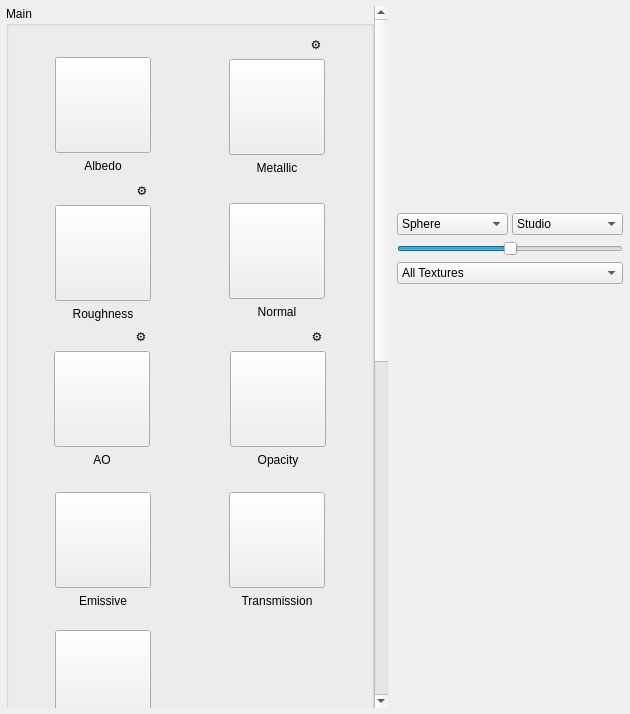
Old version of the form ui/TextureMappingPanel.ui in the repository 01Hub/ModelViewer.
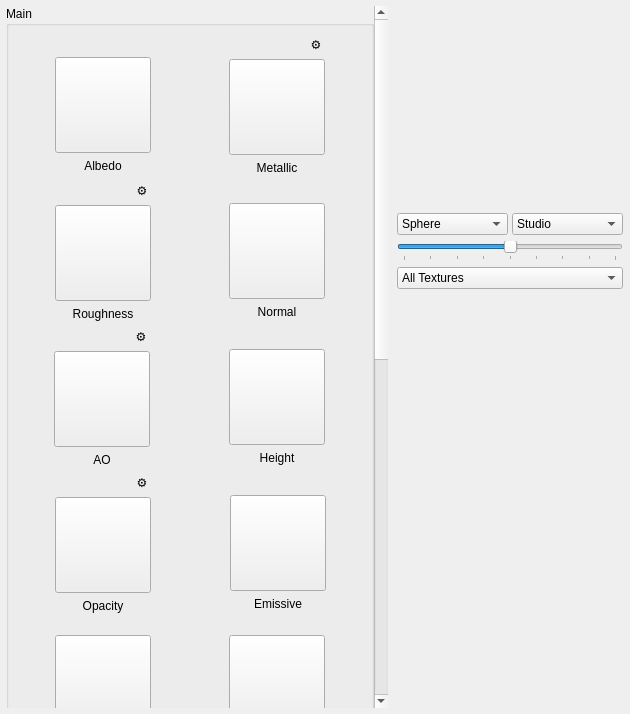
New version of the form. Custom widgets are drawn as their Qt base class.

Commit message: Added height map button

```diff
--- a/ui/TextureMappingPanel.ui
+++ b/ui/TextureMappingPanel.ui
@@ -52,7 +52,7 @@
         <x>0</x>
         <y>0</y>
         <width>396</width>
-        <height>1505</height>
+        <height>1512</height>
        </rect>
       </property>
       <layout class="QVBoxLayout" name="vboxLeft">
@@ -76,7 +76,7 @@
          <property name="title">
           <string>Main</string>
          </property>
-         <layout class="QGridLayout" name="gridLayout_10">
+         <layout class="QGridLayout" name="gridLayout_18">
           <item row="0" column="0">
            <layout class="QGridLayout" name="gridLayout">
             <item row="0" column="1">
@@ -644,6 +644,120 @@
            </layout>
           </item>
           <item row="2" column="1">
+           <layout class="QGridLayout" name="gridLayout_10">
+            <item row="0" column="0">
+             <spacer name="horizontalSpacer_28">
+              <property name="orientation">
+               <enum>Qt::Orientation::Horizontal</enum>
+              </property>
+              <property name="sizeHint" stdset="0">
+               <size>
+                <width>40</width>
+                <height>20</height>
+               </size>
+              </property>
+             </spacer>
+            </item>
+            <item row="0" column="1">
+             <layout class="QVBoxLayout" name="verticalLayout_4">
+              <item>
+               <layout class="QHBoxLayout" name="topHeight">
+                <property name="leftMargin">
+                 <number>0</number>
+                </property>
+                <property name="topMargin">
+                 <number>0</number>
+                </property>
+                <property name="rightMargin">
+                 <number>0</number>
+                </property>
+                <property name="bottomMargin">
+                 <number>0</number>
+                </property>
+                <item>
+                 <spacer name="spHeight">
+                  <property name="orientation">
+                   <enum>Qt::Orientation::Horizontal</enum>
+                  </property>
+                  <property name="sizeHint" stdset="0">
+                   <size>
+                    <width>10</width>
+                    <height>10</height>
+                   </size>
+                  </property>
+                 </spacer>
+                </item>
+                <item>
+                 <widget class="Line" name="line_6">
+                  <property name="enabled">
+                   <bool>false</bool>
+                  </property>
+                  <property name="lineWidth">
+                   <number>0</number>
+                  </property>
+                  <property name="orientation">
+                   <enum>Qt::Orientation::Vertical</enum>
+                  </property>
+                 </widget>
+                </item>
+               </layout>
+              </item>
+              <item>
+               <widget class="QPushButton" name="btnHeight">
+                <property name="minimumSize">
+                 <size>
+                  <width>96</width>
+                  <height>96</height>
+                 </size>
+                </property>
+                <property name="maximumSize">
+                 <size>
+                  <width>96</width>
+                  <height>96</height>
+                 </size>
+                </property>
+                <property name="toolTip">
+                 <string>Load/Replace Transmission</string>
+                </property>
+                <property name="text">
+                 <string/>
+                </property>
+                <property name="iconSize">
+                 <size>
+                  <width>90</width>
+                  <height>90</height>
+                 </size>
+                </property>
+               </widget>
+              </item>
+              <item>
+               <widget class="QLabel" name="lblHeight">
+                <property name="text">
+                 <string>Height</string>
+                </property>
+                <property name="alignment">
+                 <set>Qt::AlignmentFlag::AlignHCenter</set>
+                </property>
+               </widget>
+              </item>
+             </layout>
+            </item>
+            <item row="0" column="2">
+             <spacer name="horizontalSpacer_29">
+              <property name="orientation">
+               <enum>Qt::Orientation::Horizontal</enum>
+              </property>
+              <property name="sizeHint" stdset="0">
+               <size>
+                <width>40</width>
+                <height>20</height>
+               </size>
+              </property>
+             </spacer>
+            </item>
+           </layout>
+          </item>
+          <item row="3" column="0">
            <layout class="QGridLayout" name="gridLayout_7">
             <item row="0" column="1">
              <layout class="QHBoxLayout" name="topOpacity">
@@ -765,7 +879,7 @@
             </item>
            </layout>
           </item>
-          <item row="3" column="0">
+          <item row="3" column="1">
            <layout class="QGridLayout" name="gridLayout_3">
             <item row="0" column="0">
              <spacer name="horizontalSpacer_5">
@@ -879,120 +993,6 @@
             </item>
            </layout>
           </item>
-          <item row="3" column="1">
-           <layout class="QGridLayout" name="gridLayout_8">
-            <item row="0" column="0">
-             <spacer name="horizontalSpacer_15">
-              <property name="orientation">
-               <enum>Qt::Orientation::Horizontal</enum>
-              </property>
-              <property name="sizeHint" stdset="0">
-               <size>
-                <width>40</width>
-                <height>20</height>
-               </size>
-              </property>
-             </spacer>
-            </item>
-            <item row="0" column="1">
-             <layout class="QVBoxLayout" name="verticalLayout_3">
-              <item>
-               <layout class="QHBoxLayout" name="topTransmission">
-                <property name="leftMargin">
-                 <number>0</number>
-                </property>
-                <property name="topMargin">
-                 <number>0</number>
-                </property>
-                <property name="rightMargin">
-                 <number>0</number>
-                </property>
-                <property name="bottomMargin">
-                 <number>0</number>
-                </property>
-                <item>
-                 <spacer name="spTransmission">
-                  <property name="orientation">
-                   <enum>Qt::Orientation::Horizontal</enum>
-                  </property>
-                  <property name="sizeHint" stdset="0">
-                   <size>
-                    <width>10</width>
-                    <height>10</height>
-                   </size>
-                  </property>
-                 </spacer>
-                </item>
-                <item>
-                 <widget class="Line" name="line_2">
-                  <property name="enabled">
-                   <bool>false</bool>
-                  </property>
-                  <property name="lineWidth">
-                   <number>0</number>
-                  </property>
-                  <property name="orientation">
-                   <enum>Qt::Orientation::Vertical</enum>
-                  </property>
-                 </widget>
-                </item>
-               </layout>
-              </item>
-              <item>
-               <widget class="QPushButton" name="btnTransmission">
-                <property name="minimumSize">
-                 <size>
-                  <width>96</width>
-                  <height>96</height>
-                 </size>
-                </property>
-                <property name="maximumSize">
-                 <size>
-                  <width>96</width>
-                  <height>96</height>
-                 </size>
-                </property>
-                <property name="toolTip">
-                 <string>Load/Replace Transmission</string>
-                </property>
-                <property name="text">
-                 <string/>
-                </property>
-                <property name="iconSize">
-                 <size>
-                  <width>90</width>
-                  <height>90</height>
-                 </size>
-                </property>
-               </widget>
-              </item>
-              <item>
-               <widget class="QLabel" name="lblTransmission">
-                <property name="text">
-                 <string>Transmission</string>
-                </property>
-                <property name="alignment">
-                 <set>Qt::AlignmentFlag::AlignHCenter</set>
-                </property>
-               </widget>
-              </item>
-             </layout>
-            </item>
-            <item row="0" column="2">
-             <spacer name="horizontalSpacer_16">
-              <property name="orientation">
-               <enum>Qt::Orientation::Horizontal</enum>
-              </property>
-              <property name="sizeHint" stdset="0">
-               <size>
-                <width>40</width>
-                <height>20</height>
-               </size>
-              </property>
-             </spacer>
-            </item>
-           </layout>
-          </item>
           <item row="4" column="0">
            <layout class="QGridLayout" name="gridLayout_9">
             <item row="1" column="0">
@@ -1087,6 +1087,120 @@
             </item>
            </layout>
           </item>
+          <item row="4" column="1">
+           <layout class="QGridLayout" name="gridLayout_8">
+            <item row="0" column="0">
+             <spacer name="horizontalSpacer_15">
+              <property name="orientation">
+               <enum>Qt::Orientation::Horizontal</enum>
+              </property>
+              <property name="sizeHint" stdset="0">
+               <size>
+                <width>40</width>
+                <height>20</height>
+               </size>
+              </property>
+             </spacer>
+            </item>
+            <item row="0" column="1">
+             <layout class="QVBoxLayout" name="verticalLayout_3">
+              <item>
+               <layout class="QHBoxLayout" name="topTransmission">
+                <property name="leftMargin">
+                 <number>0</number>
+                </property>
+                <property name="topMargin">
+                 <number>0</number>
+                </property>
+                <property name="rightMargin">
+                 <number>0</number>
+                </property>
+                <property name="bottomMargin">
+                 <number>0</number>
+                </property>
+                <item>
+                 <spacer name="spTransmission">
+                  <property name="orientation">
+                   <enum>Qt::Orientation::Horizontal</enum>
+                  </property>
+                  <property name="sizeHint" stdset="0">
+                   <size>
+                    <width>10</width>
+                    <height>10</height>
+                   </size>
+                  </property>
+                 </spacer>
+                </item>
+                <item>
+                 <widget class="Line" name="line_2">
+                  <property name="enabled">
+                   <bool>false</bool>
+                  </property>
+                  <property name="lineWidth">
+                   <number>0</number>
+                  </property>
+                  <property name="orientation">
+                   <enum>Qt::Orientation::Vertical</enum>
+                  </property>
+                 </widget>
+                </item>
+               </layout>
+              </item>
+              <item>
+               <widget class="QPushButton" name="btnTransmission">
+                <property name="minimumSize">
+                 <size>
+                  <width>96</width>
+                  <height>96</height>
+                 </size>
+                </property>
+                <property name="maximumSize">
+                 <size>
+                  <width>96</width>
+                  <height>96</height>
+                 </size>
+                </property>
+                <property name="toolTip">
+                 <string>Load/Replace Transmission</string>
+                </property>
+                <property name="text">
+                 <string/>
+                </property>
+                <property name="iconSize">
+                 <size>
+                  <width>90</width>
+                  <height>90</height>
+                 </size>
+                </property>
+               </widget>
+              </item>
+              <item>
+               <widget class="QLabel" name="lblTransmission">
+                <property name="text">
+                 <string>Transmission</string>
+                </property>
+                <property name="alignment">
+                 <set>Qt::AlignmentFlag::AlignHCenter</set>
+                </property>
+               </widget>
+              </item>
+             </layout>
+            </item>
+            <item row="0" column="2">
+             <spacer name="horizontalSpacer_16">
+              <property name="orientation">
+               <enum>Qt::Orientation::Horizontal</enum>
+              </property>
+              <property name="sizeHint" stdset="0">
+               <size>
+                <width>40</width>
+                <height>20</height>
+               </size>
+              </property>
+             </spacer>
+            </item>
+           </layout>
+          </item>
          </layout>
         </widget>
        </item>
@@ -1727,6 +1841,18 @@
         <property name="orientation">
          <enum>Qt::Orientation::Horizontal</enum>
         </property>
+        <property name="invertedAppearance">
+         <bool>false</bool>
+        </property>
+        <property name="invertedControls">
+         <bool>false</bool>
+        </property>
+        <property name="tickPosition">
+         <enum>QSlider::TickPosition::TicksBelow</enum>
+        </property>
+        <property name="tickInterval">
+         <number>10</number>
+        </property>
        </widget>
       </item>
       <item>
```
Left out of the diff: 2 changed lines with no effect on the pictures.
